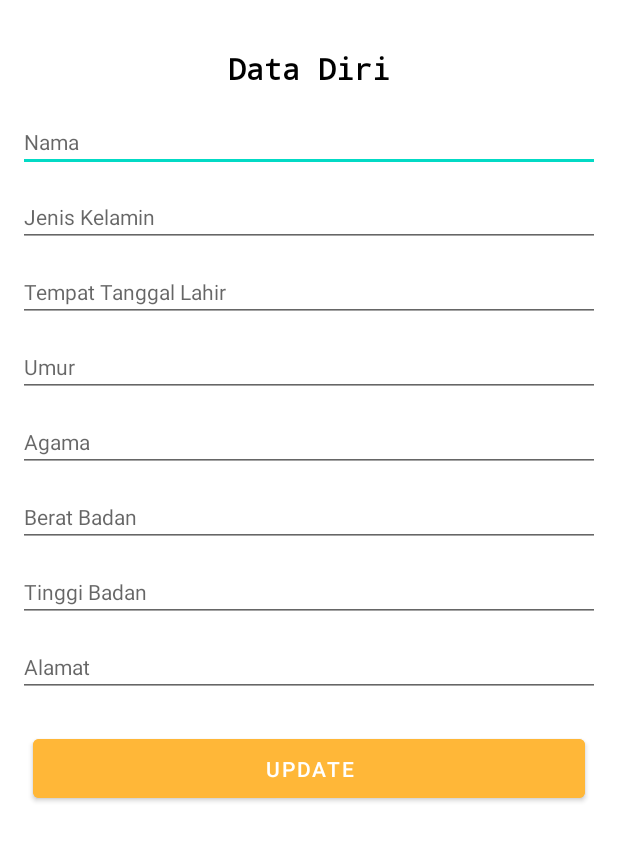
After one commit to febriyantiazahra/ProjectAkhir_PAM, an Android app: the layout activity_edit_data.xml on its own in the app's theme, with its tools: preview values and no code run, on a phone screen of 412 x 824 dp. The commit adds this screen. Shown: the top 841 px of the screen. Run offline under Robolectric (Android 15) with nearby library versions, the phone set to English and light mode, and no system bars.

Commit message:
Initial commit

```diff
--- a/app/src/main/AndroidManifest.xml
+++ b/app/src/main/AndroidManifest.xml
@@ -17,6 +17,9 @@
             android:exported="false" />
         <activity
             android:name=".InputDataActivity"
+            android:exported="false" />
+        <activity
+            android:name=".EditDataActivity"
             android:exported="false" />
         <activity
             android:name=".AboutActivity"
--- a/app/src/main/java/com/example/pam_projectakhir/InputDataActivity.java
+++ b/app/src/main/java/com/example/pam_projectakhir/InputDataActivity.java
@@ -85,9 +85,9 @@ public class InputDataActivity extends AppCompatActivity {
         }
     }
 
-    private void saveData(String alamat, String nama, String ttl, String umur, String agama, String bb, String tb, String jeniskelamin) {
+    private void saveData(String nama, String ttl, String umur, String agama, String bb, String tb, String jeniskelamin, String alamat) {
         Map<String, Object> user = new HashMap<>();
-        user.put("name", nama);
+        user.put("nama", nama);
         user.put("ttl", ttl);
         user.put("umur", umur);
         user.put("agama", agama);
--- /dev/null
+++ b/app/src/main/res/layout/activity_edit_data.xml
@@ -0,0 +1,113 @@
+<?xml version="1.0" encoding="utf-8"?>
+<androidx.core.widget.NestedScrollView xmlns:android="http://schemas.android.com/apk/res/android"
+    xmlns:tools="http://schemas.android.com/tools"
+    android:layout_width="match_parent"
+    android:layout_height="match_parent"
+    android:orientation="vertical"
+    android:scrollbars="none"
+    tools:context=".EditDataActivity">
+
+    <LinearLayout
+        android:layout_width="match_parent"
+        android:layout_height="match_parent"
+        android:orientation="vertical"
+        android:padding="12dp">
+
+        <TextView
+            android:layout_width="wrap_content"
+            android:layout_height="wrap_content"
+            android:layout_gravity="center"
+            android:layout_marginTop="20dp"
+            android:layout_marginBottom="5dp"
+            android:fontFamily="monospace"
+            android:text="Data Diri"
+            android:textColor="@color/black"
+            android:textStyle="bold"
+            android:textSize="20sp" />
+
+        <EditText
+            android:id="@+id/editNama"
+            android:layout_width="match_parent"
+            android:layout_height="wrap_content"
+            android:layout_marginTop="10dp"
+            android:hint="Nama"
+            android:textSize="14sp" />
+
+        <EditText
+            android:id="@+id/editJK"
+            android:layout_width="match_parent"
+            android:layout_height="wrap_content"
+            android:layout_marginTop="10dp"
+            android:hint="Jenis Kelamin"
+            android:textSize="14sp" />
+
+        <EditText
+            android:id="@+id/editTTL"
+            android:layout_width="match_parent"
+            android:layout_height="wrap_content"
+            android:layout_marginTop="10dp"
+            android:hint="Tempat Tanggal Lahir"
+            android:textSize="14sp" />
+
+        <EditText
+            android:id="@+id/editUmur"
+            android:layout_width="match_parent"
+            android:layout_height="wrap_content"
+            android:layout_marginTop="10dp"
+            android:hint="Umur"
+            android:textSize="14sp" />
+
+        <EditText
+            android:id="@+id/editAgama"
+            android:layout_width="match_parent"
+            android:layout_height="wrap_content"
+            android:layout_marginTop="10dp"
+            android:hint="Agama"
+            android:textSize="14sp" />
+
+        <EditText
+            android:id="@+id/editBB"
+            android:layout_width="match_parent"
+            android:layout_height="wrap_content"
+            android:layout_marginTop="10dp"
+            android:hint="Berat Badan"
+            android:textSize="14sp" />
+
+
+        <EditText
+            android:id="@+id/editTB"
+            android:layout_width="match_parent"
+            android:layout_height="wrap_content"
+            android:layout_marginTop="10dp"
+            android:hint="Tinggi Badan"
+            android:textSize="14sp" />
+
+        <EditText
+            android:id="@+id/editAlamat"
+            android:layout_width="match_parent"
+            android:layout_height="wrap_content"
+            android:layout_marginTop="10dp"
+            android:hint="Alamat"
+            android:textSize="14sp" />
+
+        <LinearLayout
+            android:layout_width="match_parent"
+            android:layout_height="wrap_content"
+            android:layout_marginTop="12dp"
+            android:orientation="horizontal">
+
+            <Button
+                android:id="@+id/btnSimpan"
+                android:layout_width="match_parent"
+                android:layout_height="wrap_content"
+                android:layout_margin="10dp"
+                android:layout_weight="1"
+                android:padding="10dp"
+                android:text="Update"
+                android:textColor="@color/white"
+                android:backgroundTint="#ffb738" />
+
+        </LinearLayout>
+    </LinearLayout>
+
+</androidx.core.widget.NestedScrollView>
```
Also changed, not shown: app/src/main/java/com/example/pam_projectakhir/EditDataActivity.java (+124 -2 lines), app/src/main/java/com/example/pam_projectakhir/MainMenuActivity.java (+9 -2 lines), app/src/main/java/com/example/pam_projectakhir/model/User.java (+2 -11 lines), app/src/main/res/layout/item_peserta.xml (+2 -6 lines).
